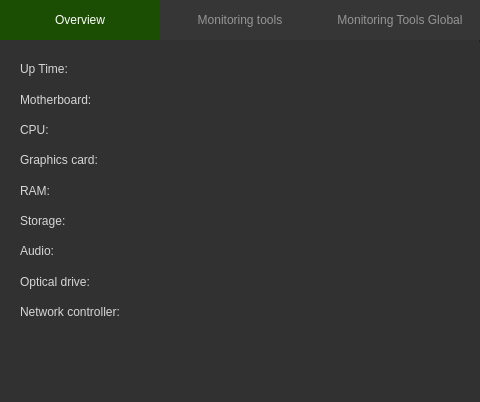
First picture: the form in mainwindow.ui, repository Aidan2803/System-Monitor, before the edit; both pictures show x 0 to 480 and y 0 to 402 of the 1000 by 650 pixel window.
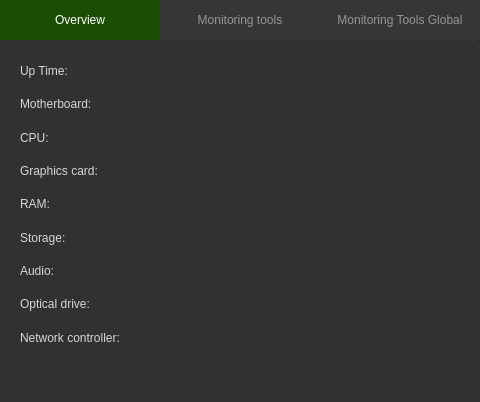
Second picture: the form after the edit. Icons and pictures are not drawn.

Patch:
```diff
--- a/mainwindow.ui
+++ b/mainwindow.ui
@@ -347,7 +347,7 @@
         <x>0</x>
         <y>2</y>
         <width>481</width>
-        <height>1282</height>
+        <height>1309</height>
        </rect>
       </property>
       <layout class="QVBoxLayout" name="verticalLayout_2">
```
